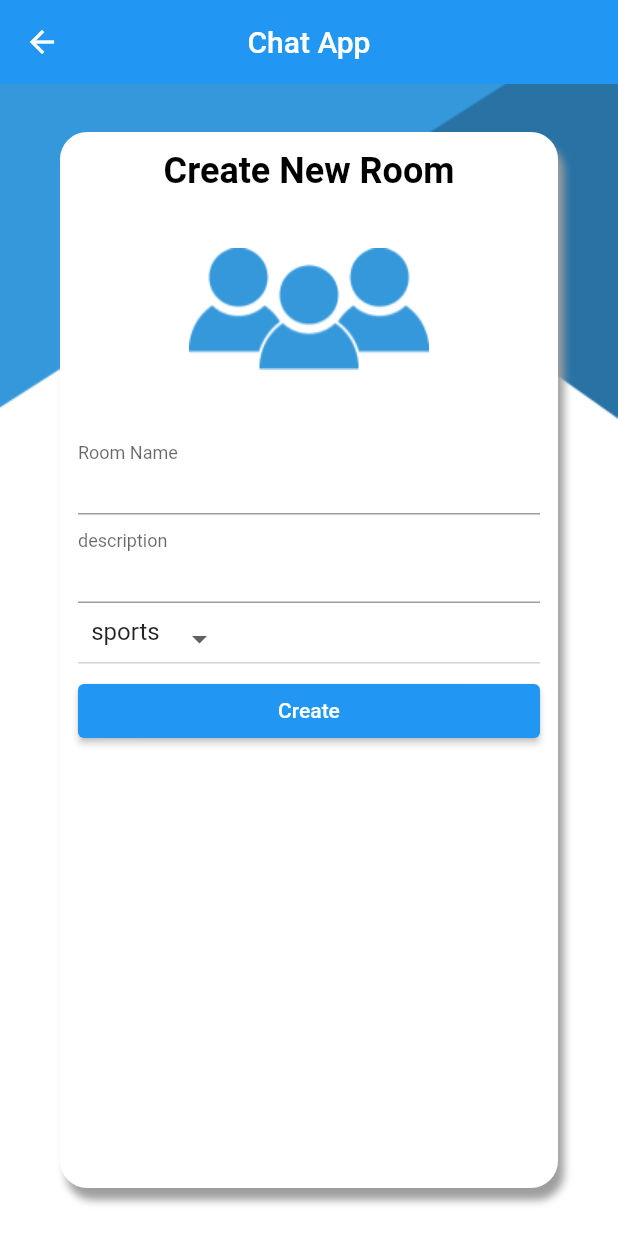
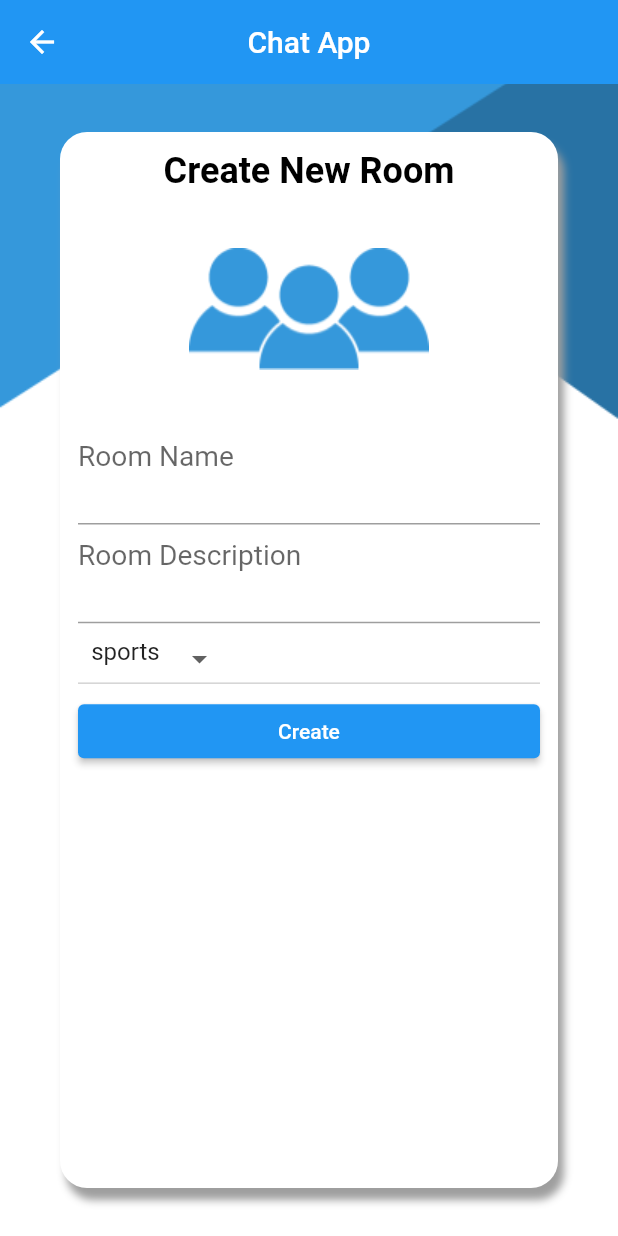
Before and after one commit to SalmaAhmed20/chatapp, a Flutter app: the AddRoom screen opened directly, on a phone screen of 412 x 824 dp. Run offline on Flutter 3.47's test engine with Material 2 defaults, Android fonts, the phone set to English and light mode, and no system bars; our stand-ins replace cloud_firestore, firebase_core, fluttertoast; accounts and stored records are empty.

Commit message:
solve error in refreash

```diff
--- a/lib/addroom/AddRoom.dart
+++ b/lib/addroom/AddRoom.dart
@@ -2,7 +2,7 @@ import 'package:chatapp/database/DataBaseHelper.dart';
 import 'package:chatapp/model/Room.dart';
 import 'package:flutter/cupertino.dart';
 import 'package:flutter/material.dart';
-//import 'package:fluttertoast/fluttertoast.dart';
+import 'package:fluttertoast/fluttertoast.dart';
 
 class AddRoom extends StatefulWidget {
   static const String ROUTE_NAME="addRoom";
@@ -71,6 +71,7 @@ class _AddRoomState extends State<AddRoom> {
                         keyboardType: TextInputType.name,
                         decoration: InputDecoration(
                           labelText: "Room Name",
+                          labelStyle: TextStyle( fontSize: 25.0),
                           floatingLabelBehavior:FloatingLabelBehavior.always ,
                         ),
                         validator: (String ?value){
@@ -86,7 +87,8 @@ class _AddRoomState extends State<AddRoom> {
                         },
                         keyboardType: TextInputType.name,
                         decoration: InputDecoration(
-                          labelText: "description",
+                          labelText: "Room Description",
+                          labelStyle: TextStyle( fontSize: 25.0),
                           floatingLabelBehavior:FloatingLabelBehavior.always ,
                         ),
                         validator: (String ? value){
@@ -96,8 +98,6 @@ class _AddRoomState extends State<AddRoom> {
                           return null;
                         },
                       ),
-
-
                     ],
                   ),
 
@@ -113,14 +113,10 @@ class _AddRoomState extends State<AddRoom> {
                           child: Row(
                             children: [
                               Padding(padding: const EdgeInsets.only(bottom: 10),
-                                child: Text(name),),
-                             /* Padding(padding: const EdgeInsets.all(10.0),
-
-                              )*/
+                                child: Text(name),
                             ]
                         ),
                     ),);
-
                     }).toList(),
                    onChanged: (newSelected){
                    setState(() {
@@ -137,13 +133,9 @@ class _AddRoomState extends State<AddRoom> {
                },
                child:isloading?Center(child:CircularProgressIndicator() ,):
                Text('Create')),
-
-
-            //),
             ],
           ),
         ),
-   // ),
         ),
         ),
       ],
@@ -164,10 +156,9 @@ class _AddRoomState extends State<AddRoom> {
       setState(() {
         isloading=false;
       });
-      //Fluttertoast.showToast(msg: 'Room Added Successfully',
-        //toastLength: Toast.LENGTH_LONG);
+      Fluttertoast.showToast(msg: 'Room Added Successfully',
+          toastLength: Toast.LENGTH_LONG);
         Navigator.pop(context);
     });
-
   }
 }
--- a/lib/home/HomeScreen.dart
+++ b/lib/home/HomeScreen.dart
@@ -1,4 +1,4 @@
-import 'package:chatapp/database/DataBaseHelper.dart';
+import'package:chatapp/database/DataBaseHelper.dart';
 import 'package:chatapp/model/Room.dart';
 import 'package:cloud_firestore/cloud_firestore.dart';
 import 'package:flutter/material.dart';
@@ -11,8 +11,6 @@ class HomeScreen extends StatelessWidget {
   HomeScreen(){
     roomsCollectionref=getRoomsCollectionWithConverter();
   }
-
-
   @override
   Widget build(BuildContext context) {
     return Stack(
--- a/lib/home/RoomWidget.dart
+++ b/lib/home/RoomWidget.dart
@@ -27,7 +27,7 @@ class RoomWidget extends StatelessWidget {
         child: Center(
           child: Column(
             children: [
-              Image(image: AssetImage("assets/images/${room.category}.png"),
+              Image(image: AssetImage("assets/icons/${room.category}.png"),
               width:double.infinity,
                 height:120,
                 fit:BoxFit.fitHeight,),
--- a/pubspec.yaml
+++ b/pubspec.yaml
@@ -26,7 +26,7 @@ dependencies:
   provider: ^6.0.0
   firebase_core: ^1.6.0
   firebase_auth: ^3.1.0
-
+  fluttertoast: ^8.0.8
   cloud_firestore: ^2.5.1
   intl: ^0.17.0
 
```
Also changed, not shown: assets/icons/movies.png (added), assets/icons/music.png (added), assets/icons/sports.png (added).
